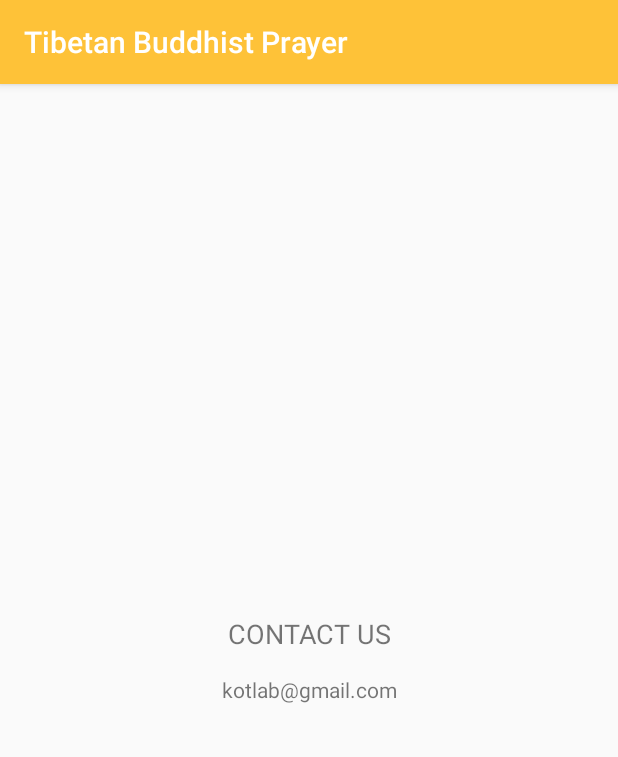
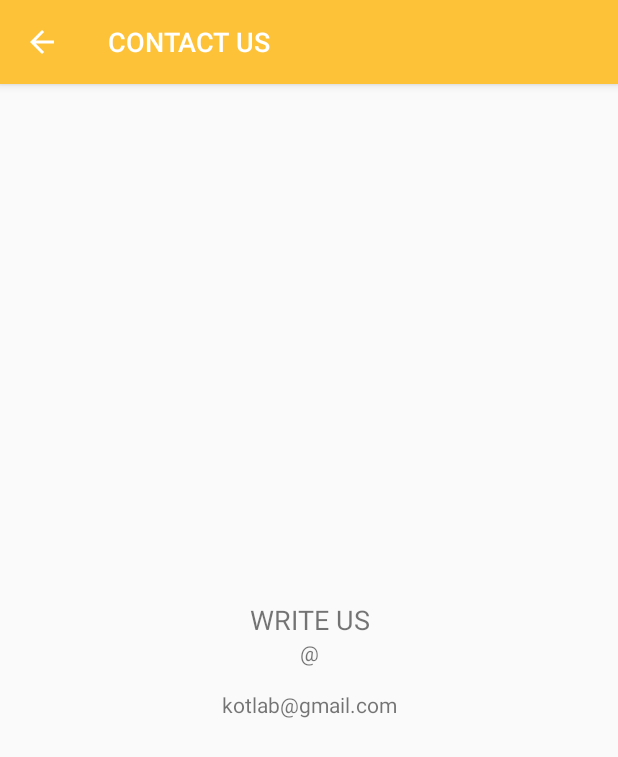
Before and after one commit to topsanjor/prayer, an Android app: the screen it shows after launch (ContactActivity), after a tap on "Contact", on a phone screen of 412 x 824 dp. Shown: the top 757 px of the screen. Run offline under Robolectric (Android 15) with nearby library versions, the phone set to English and light mode, and no system bars; 1 other tap on this screen came first.

Commit message:
add title and body ...

```diff
--- a/app/src/main/java/com/kotlab/tibetanbuddhistprayer/activities/ContactActivity.java
+++ b/app/src/main/java/com/kotlab/tibetanbuddhistprayer/activities/ContactActivity.java
@@ -1,15 +1,49 @@
 package com.kotlab.tibetanbuddhistprayer.activities;
 
+import android.content.Intent;
 import android.support.v7.app.AppCompatActivity;
 import android.os.Bundle;
+import android.support.v7.widget.Toolbar;
+import android.view.MenuItem;
+
 
 import com.kotlab.tibetanbuddhistprayer.R;
 
 public class ContactActivity extends AppCompatActivity {
 
+    private Toolbar toolbar;
+
     @Override
     protected void onCreate(Bundle savedInstanceState) {
         super.onCreate(savedInstanceState);
         setContentView(R.layout.activity_contact);
+
+        toolbar = findViewById(R.id.toolbar);
+        setupToolbar(getResources().getString(R.string.contactustxt));
+
+
+    }
+
+    private void setupToolbar(String s) {
+        setSupportActionBar(toolbar);
+        getSupportActionBar().setHomeButtonEnabled(true);
+        getSupportActionBar().setDisplayHomeAsUpEnabled(true);
+        getSupportActionBar().setTitle(s.toUpperCase());
+
+    }
+
+    @Override
+    public boolean onOptionsItemSelected(MenuItem item) {
+        switch (item.getItemId()){
+
+            case android.R.id.home:
+                Intent intent = new Intent(ContactActivity.this,MainActivity.class);
+                intent.addFlags(Intent.FLAG_ACTIVITY_CLEAR_TOP | Intent.FLAG_ACTIVITY_NEW_TASK);
+                startActivity(intent);
+                finish();
+                return true;
+        }
+
+        return super.onOptionsItemSelected(item);
     }
 }
--- /dev/null
+++ b/app/src/main/java/com/kotlab/tibetanbuddhistprayer/activities/SplashActivity.java
@@ -0,0 +1,31 @@
+package com.kotlab.tibetanbuddhistprayer.activities;
+
+import android.content.Intent;
+import android.os.Handler;
+import android.support.v7.app.AppCompatActivity;
+import android.os.Bundle;
+import android.view.Window;
+import android.view.WindowManager;
+
+import com.kotlab.tibetanbuddhistprayer.R;
+
+public class SplashActivity extends AppCompatActivity {
+
+    private static final int SPLASH_TIME=2000;
+
+    @Override
+    protected void onCreate(Bundle savedInstanceState) {
+        super.onCreate(savedInstanceState);
+        requestWindowFeature(Window.FEATURE_NO_TITLE);
+        getWindow().setFlags(WindowManager.LayoutParams.FLAG_FULLSCREEN, WindowManager.LayoutParams.FLAG_FULLSCREEN);
+        setContentView(R.layout.activity_splash);
+        new Handler().postDelayed(new Runnable() {
+            @Override
+            public void run() {
+                Intent intent = new Intent(SplashActivity.this,MainActivity.class);
+                startActivity(intent);
+                finish();
+            }
+        },SPLASH_TIME);
+    }
+}
--- a/app/src/main/res/layout/activity_contact.xml
+++ b/app/src/main/res/layout/activity_contact.xml
@@ -5,13 +5,31 @@
     android:layout_width="match_parent"
     android:layout_height="match_parent"
     android:orientation="vertical"
+    tools:context="com.kotlab.tibetanbuddhistprayer.activities.ContactActivity">
+   <android.support.design.widget.AppBarLayout
+       android:layout_width="match_parent"
+       android:layout_height="wrap_content">
+       <include
+           android:id="@+id/toolbar"
+           layout="@layout/appbar"/>
+   </android.support.design.widget.AppBarLayout>
+
+    <LinearLayout
         android:gravity="center"
-    tools:context="com.kotlab.tibetanbuddhistprayer.activities.ContactActivity">
+        android:orientation="vertical"
+        android:layout_width="match_parent"
+        android:layout_height="match_parent">
+
         <TextView
             android:gravity="center"
             android:textSize="@dimen/headersize"
             android:text="@string/contacttext"
             android:textAllCaps="true"
+            android:layout_width="match_parent"
+            android:layout_height="wrap_content" />
+        <TextView
+            android:gravity="center"
+            android:text="@string/ematat"
             android:layout_width="match_parent"
             android:layout_height="wrap_content" />
         <TextView
@@ -22,3 +40,5 @@
             android:layout_height="wrap_content" />
 
     </LinearLayout>
+
+</LinearLayout>
--- a/app/src/main/res/layout/fragment_english.xml
+++ b/app/src/main/res/layout/fragment_english.xml
@@ -1,7 +1,6 @@
 <LinearLayout xmlns:android="http://schemas.android.com/apk/res/android"
     xmlns:tools="http://schemas.android.com/tools"
     android:layout_width="match_parent"
-    android:background="@color/colorBg"
     android:layout_height="match_parent"
     android:orientation="vertical"
     tools:context="com.kotlab.tibetanbuddhistprayer.fragments.EnglishFragment">
--- a/app/src/main/res/menu/main.xml
+++ b/app/src/main/res/menu/main.xml
@@ -1,25 +1,10 @@
 <?xml version="1.0" encoding="utf-8"?>
 <menu xmlns:android="http://schemas.android.com/apk/res/android"
     xmlns:app="http://schemas.android.com/apk/res-auto">
-    <item
 
-        android:title="fontsize"
-        android:id="@+id/seekbar"
-        android:visible="true"
-        android:actionLayout="@layout/font_size_layout"/>
     <item
         android:id="@+id/action_settings"
         android:title="@string/action_settings"
         app:showAsAction="never" />
-    <item
-        android:id="@+id/action_contact"
-        android:title="@string/contacttext"/>
-    <item
-        android:id="@+id/action_about"
-        android:title="@string/abouttxt"/>
-    <item
-        android:id="@+id/action_moreapps"
-        android:title="@string/moreappstxt"/>
-
 
 </menu>
--- a/app/src/main/res/values/strings.xml
+++ b/app/src/main/res/values/strings.xml
@@ -16,7 +16,7 @@
         Adding a 2nd line like this should work.
         It should not cause parsing errors.
     </string>
-    <string name="contacttext">Contact us</string>
+    <string name="contacttext">Write us </string>
     <string name="abouttxt">About</string>
     <string name="moreappstxt">More Apps</string>
     <string name="fontsizetext">Adjust Font Size</string>
@@ -25,5 +25,8 @@
     <string name="contactemail">kotlab@gmail.com</string>
     <string name="aboutustxt">Kotlab is a survived not only five centuries, but also the leap into electronic typesetting, remaining essentially unchanged. It was popularised in the</string>
     <string name="addcounttxt">Count</string>
+    <string name="ematat">\@</string>
+    <string name="contactustxt">Contact us</string>
+    <string name="otherapptxt">Other Apps</string>
 
 </resources>
--- a/app/src/main/res/values/styles.xml
+++ b/app/src/main/res/values/styles.xml
@@ -1,7 +1,7 @@
 <resources>
 
     <!-- Base application theme. -->
-    <style name="AppTheme" parent="Theme.AppCompat.Light.DarkActionBar">
+    <style name="AppTheme" parent="Theme.AppCompat.Light.NoActionBar">
         <!-- Customize your theme here. -->
         <item name="colorPrimary">@color/colorPrimary</item>
         <item name="colorPrimaryDark">@color/colorPrimaryDark</item>
```
Also changed, not shown: app/src/main/AndroidManifest.xml (+9 -4 lines), app/src/main/java/com/kotlab/tibetanbuddhistprayer/activities/AboutActivity.java (+18 -3 lines), app/src/main/java/com/kotlab/tibetanbuddhistprayer/activities/MainActivity.java (+24 -9 lines), app/src/main/java/com/kotlab/tibetanbuddhistprayer/activities/OtherApps.java (+31 -1 lines), app/src/main/java/com/kotlab/tibetanbuddhistprayer/activities/enPrayerDetailActivity.java (+39 -8 lines), app/src/main/res/layout/activity_about.xml (+7 -1 lines), app/src/main/res/layout/activity_en_prayer_detail.xml (+12 -6 lines), app/src/main/res/layout/activity_splash.xml (added, +15 -0 lines), app/src/main/res/layout/app_bar.xml (added, +19 -0 lines), app/src/main/res/layout/app_bar_main.xml (+2 -7 lines), app/src/main/res/layout/otherapps.xml (+21 -7 lines), app/src/main/res/drawable-v21/lordsplash.jpg (added). Lines whose indentation alone changed are shown as unchanged.
